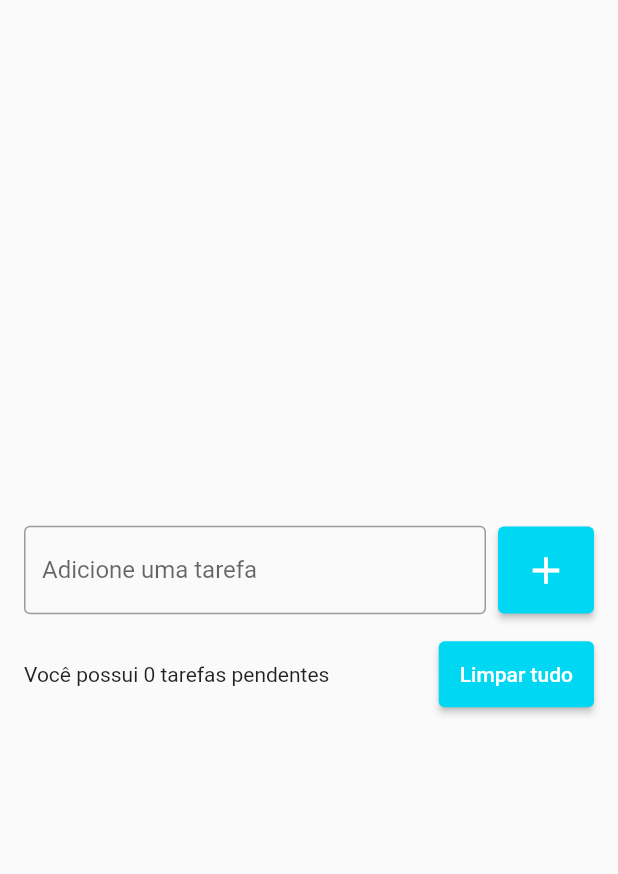
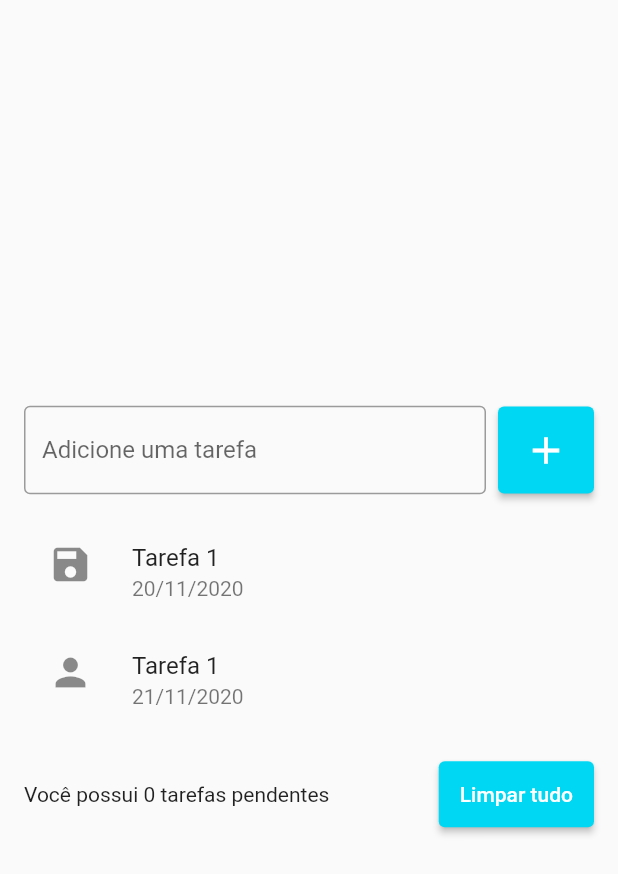
Before and after one commit to antoniotnn/lista_tarefas, a Flutter app: the screen it shows after launch, on a phone screen of 412 x 824 dp. Shown: the top 874 px of the screen. Run offline on Flutter 3.47's test engine with Material 2 defaults, Android fonts, the phone set to English and light mode, and no system bars.

Commit message:
Testing Layouts for Listing Tasks

```diff
--- a/lib/pages/todo_list_page.dart
+++ b/lib/pages/todo_list_page.dart
@@ -37,7 +37,31 @@ class TodoListPage extends StatelessWidget {
                   ),
                 ],
               ),
-              SizedBox(height: 16,),
+              SizedBox(height: 16),
+              ListView(
+                shrinkWrap: true,
+                children: [
+                  ListTile(
+                    title: Text('Tarefa 1'),
+                    subtitle: Text('20/11/2020'),
+                    leading: Icon(Icons.save, size: 30,),
+                    onTap: () {
+                      print('Tarefa 1');
+                    },
+                  ),
+                  ListTile(
+                    title: Text('Tarefa 1'),
+                    subtitle: Text('21/11/2020'),
+                    leading: Icon(Icons.person, size: 30,),
+                    onTap: () {
+                      print('Tarefa 1');
+                    },
+                  ),
+                ],
+              ),
+              SizedBox(
+                height: 16,
+              ),
               Row(
                 children: [
                   Expanded(
```
